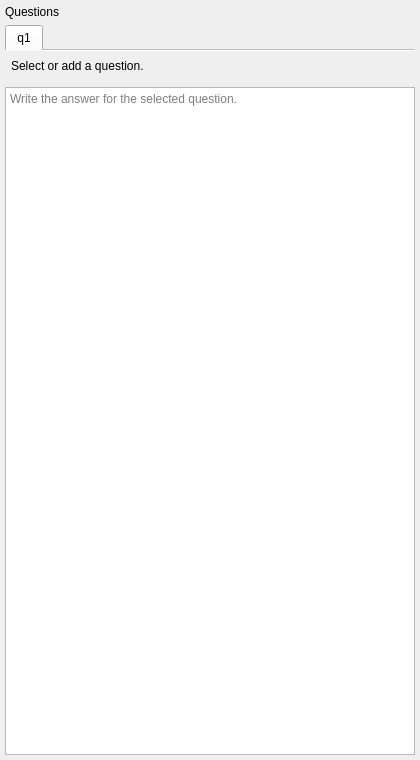
Old version of the form annotation_tool/ui/question_answer/question_answer_annotation_panel.ui in the repository OpenSportsLab/VideoAnnotationTool.
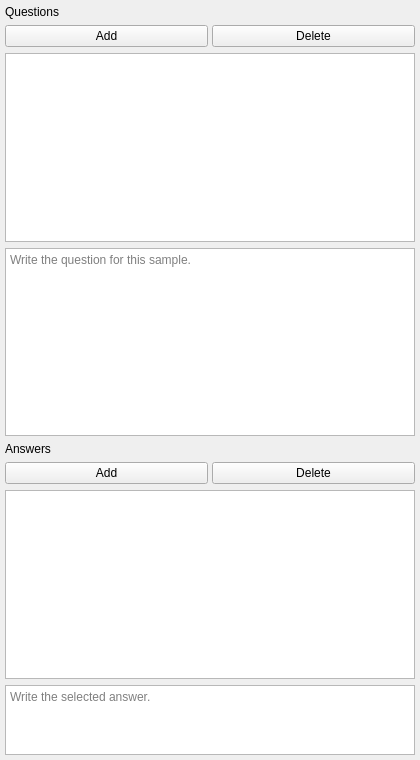
New version of the form.

Commit message:
Refactor Q/A system to support grouped answers and remove legacy structures
- Updated UI to replace question tabs with a question group layout, allowing multiple answers per question.
- Modified JSON structure to eliminate top-level `questions` and use grouped answers format.
- Adjusted documentation to reflect changes in Q/A payload structure and editing process.
- Implemented conversion scripts to migrate legacy VQA JSON files to the new grouped format.
- Enhanced tests to validate new answer grouping functionality and ensure backward compatibility.

Patch:
```diff
--- a/annotation_tool/ui/question_answer/question_answer_annotation_panel.ui
+++ b/annotation_tool/ui/question_answer/question_answer_annotation_panel.ui
@@ -37,48 +37,79 @@
     </widget>
    </item>
    <item>
-   <widget class="QTabWidget" name="questionTabs">
-     <property name="sizePolicy">
-      <sizepolicy hsizetype="Preferred" vsizetype="Maximum">
-       <horstretch>0</horstretch>
-       <verstretch>0</verstretch>
-      </sizepolicy>
+    <layout class="QHBoxLayout" name="questionButtonLayout">
+     <property name="spacing">
+      <number>4</number>
      </property>
-     <property name="documentMode">
-      <bool>true</bool>
+     <item>
+      <widget class="QPushButton" name="addQuestionButton">
+       <property name="text">
+        <string>Add</string>
+       </property>
+      </widget>
+     </item>
+     <item>
+      <widget class="QPushButton" name="deleteQuestionButton">
+       <property name="text">
+        <string>Delete</string>
+       </property>
+      </widget>
+     </item>
+    </layout>
+   </item>
+   <item>
+    <widget class="QListWidget" name="questionList">
+     <property name="minimumHeight">
+      <number>120</number>
      </property>
-     <property name="currentIndex">
-      <number>0</number>
+    </widget>
+   </item>
+   <item>
+    <widget class="QPlainTextEdit" name="questionEditor">
+     <property name="minimumHeight">
+      <number>90</number>
      </property>
-     <widget class="QWidget" name="questionPlaceholderTab">
-      <attribute name="title">
-       <string>q1</string>
-      </attribute>
-      <layout class="QVBoxLayout" name="questionPlaceholderLayout">
-       <property name="leftMargin">
-        <number>6</number>
+     <property name="placeholderText">
+      <string>Write the question for this sample.</string>
+     </property>
+    </widget>
+   </item>
+   <item>
+    <widget class="QLabel" name="answerHeaderLabel">
+     <property name="text">
+      <string>Answers</string>
+     </property>
+     <property name="class" stdset="0">
+      <string notr="true">panel_header_lbl</string>
+     </property>
+    </widget>
+   </item>
+   <item>
+    <layout class="QHBoxLayout" name="answerButtonLayout">
+     <property name="spacing">
+      <number>4</number>
+     </property>
+     <item>
+      <widget class="QPushButton" name="addAnswerButton">
+       <property name="text">
+        <string>Add</string>
        </property>
-       <property name="topMargin">
-        <number>6</number>
+      </widget>
+     </item>
+     <item>
+      <widget class="QPushButton" name="deleteAnswerButton">
+       <property name="text">
+        <string>Delete</string>
        </property>
-       <property name="rightMargin">
-        <number>6</number>
-       </property>
-       <property name="bottomMargin">
-        <number>6</number>
-       </property>
-       <item>
-       <widget class="QLabel" name="questionPlainLabel">
-         <property name="text">
-          <string>Select or add a question.</string>
-         </property>
-         <property name="wordWrap">
-          <bool>true</bool>
-         </property>
-        </widget>
-       </item>
-      </layout>
-     </widget>
+      </widget>
+     </item>
+    </layout>
+   </item>
+   <item>
+    <widget class="QListWidget" name="answerList">
+     <property name="minimumHeight">
+      <number>100</number>
+     </property>
     </widget>
    </item>
    <item>
@@ -90,7 +121,7 @@
       </sizepolicy>
      </property>
      <property name="placeholderText">
-      <string>Write the answer for the selected question.</string>
+      <string>Write the selected answer.</string>
      </property>
     </widget>
    </item>
```
The commit also changes 24 other files.
